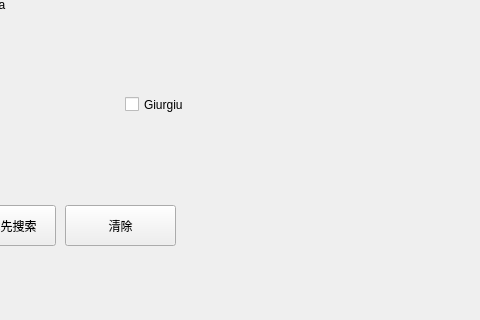
Qt form 人工智能B/人工智能B第一次作业/MainWindow.ui (openCUG/CUG_ComputerScience) before a commit; both pictures show x 375 to 855 and y 495 to 815 of the 1033 by 815 pixel window.
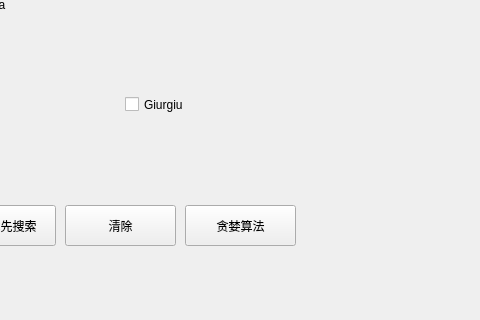
The same form after that commit.

Diff of the .ui file:
```diff
--- a/人工智能B/人工智能B第一次作业/MainWindow.ui
+++ b/人工智能B/人工智能B第一次作业/MainWindow.ui
@@ -316,6 +316,19 @@
      <string>清除</string>
     </property>
    </widget>
+   <widget class="QPushButton" name="greedyButton">
+    <property name="geometry">
+     <rect>
+      <x>560</x>
+      <y>700</y>
+      <width>111</width>
+      <height>41</height>
+     </rect>
+    </property>
+    <property name="text">
+     <string>贪婪算法</string>
+    </property>
+   </widget>
   </widget>
   <widget class="QMenuBar" name="menubar">
    <property name="geometry">
```
